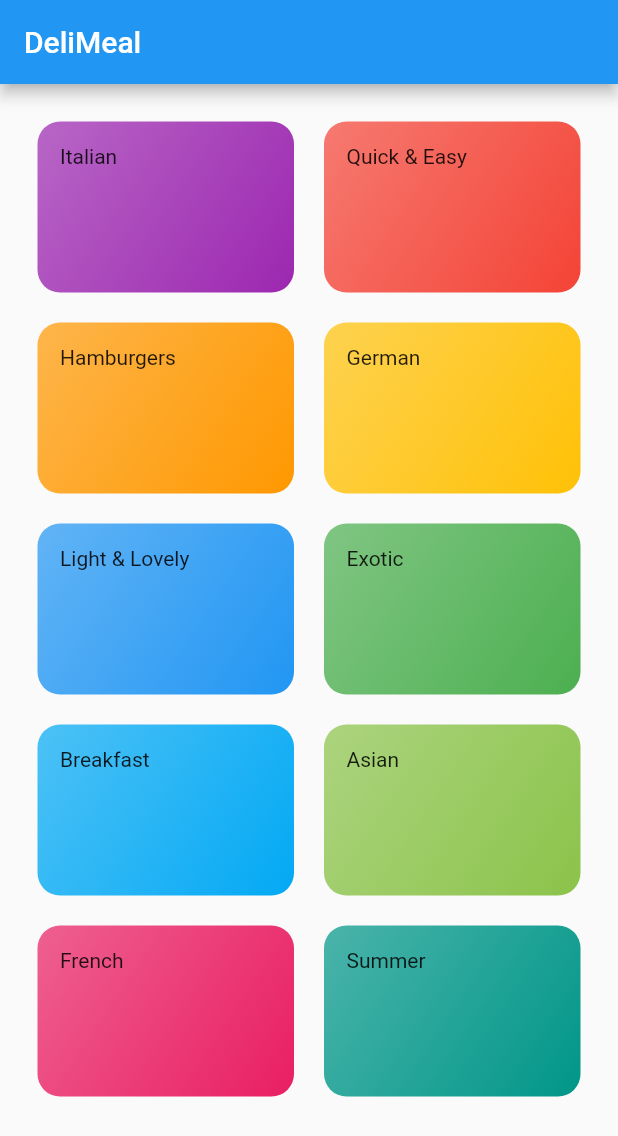
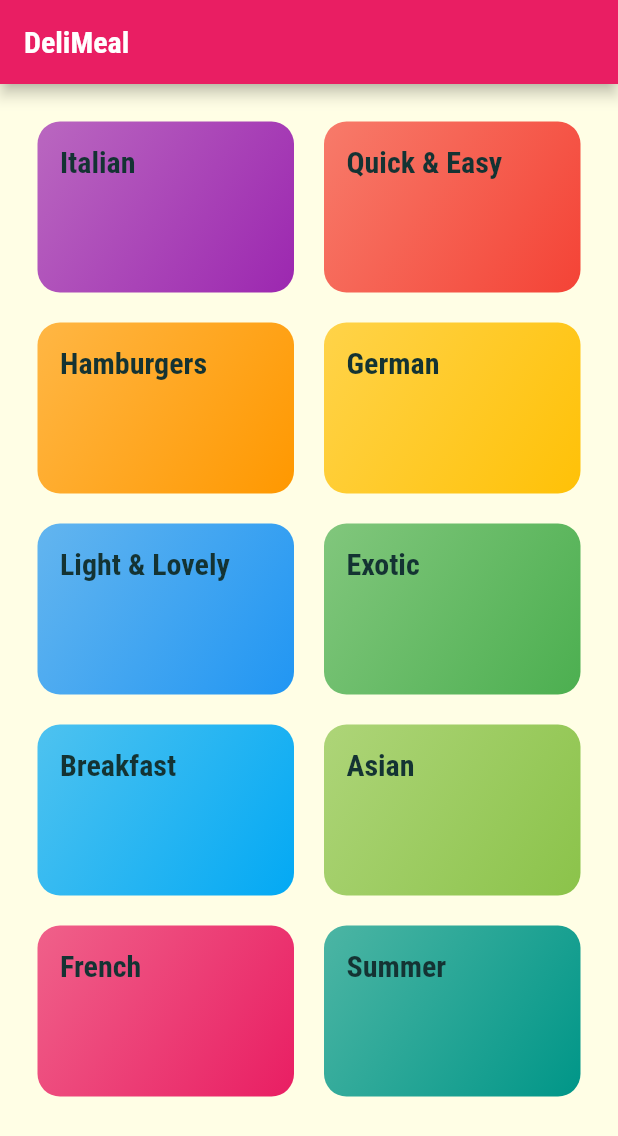
Before and after one commit to Firsak/meals_app, a Flutter app: the screen it shows after launch, on a phone screen of 412 x 824 dp. Shown: the top 1136 px of the screen. Run offline on Flutter 3.47's test engine with Material 2 defaults, Android fonts, the phone set to English and light mode, and no system bars.

Commit message:
27-01-2022 Routing

```diff
--- a/lib/categories_screen.dart
+++ b/lib/categories_screen.dart
@@ -22,7 +22,11 @@ class CategoriesScreen extends StatelessWidget {
           crossAxisSpacing: 20,
         ),
         children: DUMMY_CATEGORIES
-            .map((catData) => CategoryItem(catData.title, catData.color))
+            .map((catData) => CategoryItem(
+                  catData.id,
+                  catData.title,
+                  catData.color,
+                ))
             .toList(),
       ),
     );
--- a/lib/category_item.dart
+++ b/lib/category_item.dart
@@ -1,16 +1,36 @@
 import 'package:flutter/material.dart';
+import './category_meals_screen.dart';
 
 class CategoryItem extends StatelessWidget {
-  const CategoryItem(this.title, this.color, {Key? key}) : super(key: key);
+  const CategoryItem(this.id, this.title, this.color, {Key? key})
+      : super(key: key);
 
+  final String id;
   final String title;
   final Color color;
 
+  void selectCategory(BuildContext ctx) {
+    Navigator.of(ctx).pushNamed(
+      CategoryMealScreen.routeName,
+      arguments: {
+        'id': id,
+        'title': title,
+      },
+    );
+  }
+
   @override
   Widget build(BuildContext context) {
-    return Container(
+    return InkWell(
+      onTap: () => selectCategory(context),
+      splashColor: Theme.of(context).primaryColor,
+      borderRadius: BorderRadius.circular(15),
+      child: Container(
         padding: const EdgeInsets.all(15),
-      child: Text(title),
+        child: Text(
+          title,
+          style: Theme.of(context).textTheme.headline6,
+        ),
         decoration: BoxDecoration(
           gradient: LinearGradient(
             colors: [color.withOpacity(0.7), color],
@@ -19,6 +39,7 @@ class CategoryItem extends StatelessWidget {
           ),
           borderRadius: BorderRadius.circular(15),
         ),
+      ),
     );
   }
 }
--- a/lib/main.dart
+++ b/lib/main.dart
@@ -1,22 +1,44 @@
 import 'package:flutter/material.dart';
 
+import './category_meals_screen.dart';
 import './categories_screen.dart';
 
 void main() {
-  runApp(const MyApp());
+  runApp(MyApp());
 }
 
 class MyApp extends StatelessWidget {
-  const MyApp({Key? key}) : super(key: key);
+  MyApp({Key? key}) : super(key: key);
+
+  final ThemeData theme = ThemeData(
+      primarySwatch: Colors.pink,
+      canvasColor: const Color.fromRGBO(255, 254, 229, 1),
+      fontFamily: 'Raleway',
+      textTheme: ThemeData.light().textTheme.copyWith(
+          bodyText2: const TextStyle(color: Color.fromRGBO(20, 51, 51, 1)),
+          bodyText1: const TextStyle(color: Color.fromRGBO(20, 51, 51, 1)),
+          headline6: const TextStyle(
+            color: Color.fromRGBO(20, 51, 51, 1),
+            fontSize: 20,
+            fontFamily: 'RobotoCondensed',
+            fontWeight: FontWeight.bold,
+          )));
 
   @override
   Widget build(BuildContext context) {
     return MaterialApp(
       title: 'DeliMeals',
-      theme: ThemeData(
-        primarySwatch: Colors.blue,
+      theme: theme.copyWith(
+        colorScheme: theme.copyWith().colorScheme.copyWith(
+              secondary: Colors.amber,
+            ),
       ),
-      home: CategoriesScreen(),
+      // home: CategoriesScreen(),
+      initialRoute: '/',
+      routes: {
+        '/': (ctx) => CategoriesScreen(),
+        CategoryMealScreen.routeName: (ctx) => CategoryMealScreen(),
+      },
     );
   }
 }
```
Also changed, not shown: lib/category_meals_screen.dart (added, +29 -0 lines), pubspec.yaml (+17 -6 lines). Lines whose indentation alone changed are shown as unchanged.
